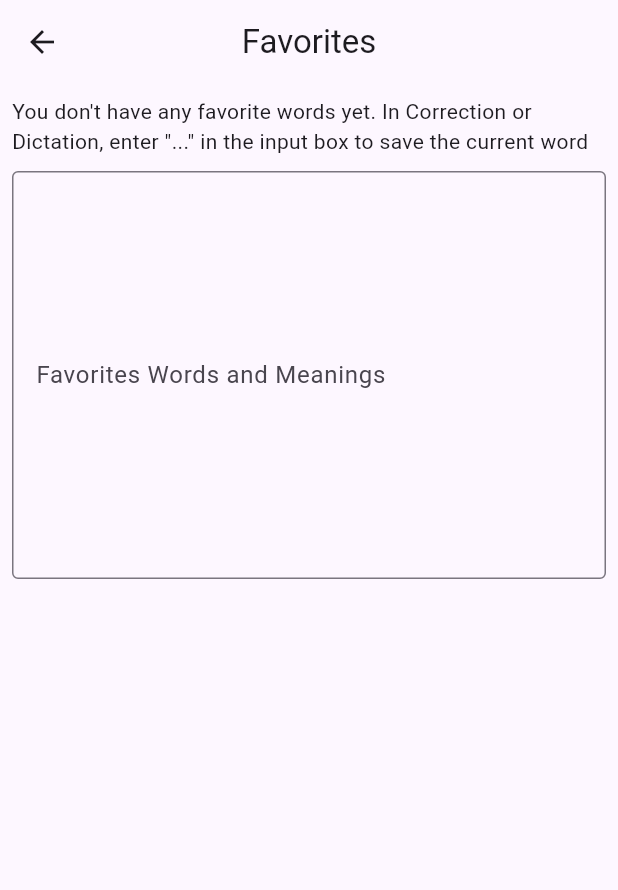
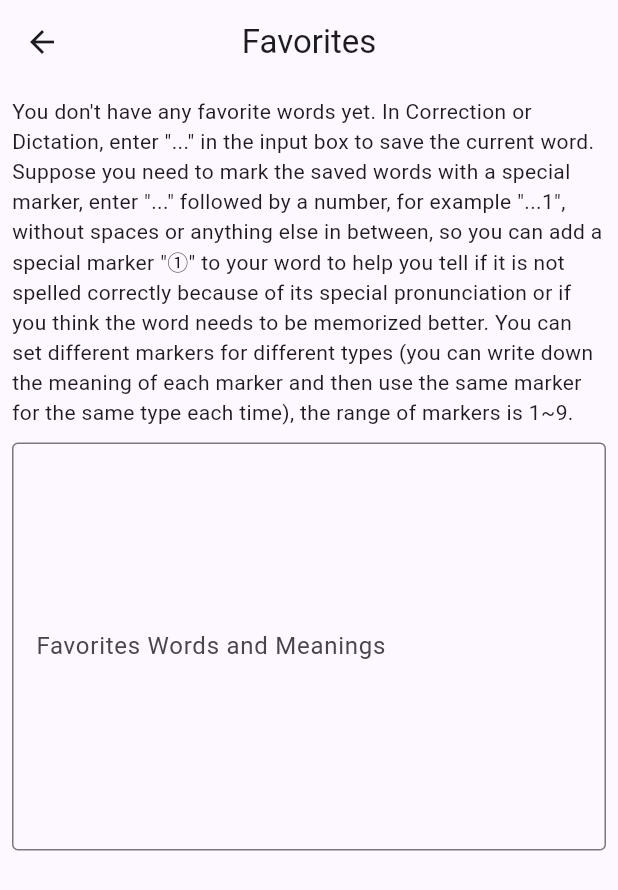
Before and after one commit to gaowanliang/Word-Dictation-and-Correction, a Flutter app: the screen it shows after launch, after a tap on the "star rate" icon, on a phone screen of 412 x 824 dp. Shown: the top 890 px of the screen. Run offline on Flutter 3.47's test engine with Material 2 defaults, Android fonts, the phone set to English and light mode, and no system bars; our stand-ins replace badges, firebase_analytics, firebase_core, flutter_smart_dialog, flutter_svg, flutter_tts and 3 more; accounts and stored records are empty; generated files the repository leaves out were written again.

Commit message:
add favorite markers

```diff
--- a/lib/screen/collection/favorites_screen.dart
+++ b/lib/screen/collection/favorites_screen.dart
@@ -19,7 +19,7 @@ class FavoritesScreen extends StatelessWidget {
           children: [
             if (_editCtrl.text.isEmpty)
               const Text(
-                  "You don't have any favorite words yet. In Correction or Dictation, enter \"...\" in the input box to save the current word"),
+                  "You don't have any favorite words yet. In Correction or Dictation, enter \"...\" in the input box to save the current word. Suppose you need to mark the saved words with a special marker, enter \"...\" followed by a number, for example \"...1\", without spaces or anything else in between, so you can add a special marker \"①\" to your word to help you tell if it is not spelled correctly because of its special pronunciation or if you think the word needs to be memorized better. You can set different markers for different types (you can write down the meaning of each marker and then use the same marker for the same type each time), the range of markers is 1~9."),
             const SizedBox(height: 10),
             TextField(
               controller: _editCtrl,
--- a/lib/screen/main/main_screen.dart
+++ b/lib/screen/main/main_screen.dart
@@ -40,6 +40,7 @@ class _MainScreenState extends State<MainScreen> with WidgetsBindingObserver {
   final _formKey = GlobalKey<FormState>();
   final _wordInputController = TextEditingController();
   var focusNode = FocusNode();
+  var isFavorite = false.obs;
 
   @override
   initState() {
@@ -113,17 +114,41 @@ class _MainScreenState extends State<MainScreen> with WidgetsBindingObserver {
     homeCtrl.ttsLanguages.value = languages;
   }
 
+  void favoritedWord(int type) {
+    if (homeCtrl.favoritesWordList.contains(
+        "${homeCtrl.wordList[0]}${homeCtrl.separator.value}${homeCtrl.wordMeaningList[0]}")) {
+      SmartDialog.showToast("This word is already in the Favorites list");
+    } else {
+      SmartDialog.showToast(
+          "Successfully collected, click on the \"star\" icon in the upper right corner to view");
+
+      // 将数字转换为带圈数字，例如：1 -> ①
+      var circularNumber = ["①", "②", "③", "④", "⑤", "⑥", "⑦", "⑧", "⑨"];
+      String wordType = "";
+      if (type > 0 && type < 10) {
+        wordType = "　${circularNumber[type - 1]}";
+      }
+
+      homeCtrl.favoritesWordList.add(
+          "${homeCtrl.wordList[0]}${homeCtrl.separator.value}${homeCtrl.wordMeaningList[0]}$wordType");
+      isFavorite.value = true;
+    }
+  }
+
   void _submitForm() {
     if (_wordInputController.text == homeCtrl.wordList[0]) {
       if (homeCtrl.remainInputTimes.value == 1) {
         if (!homeCtrl.isBlur.value ||
             (homeCtrl.isBlur.value && wordBlur.value)) {
+          // 最后一个词输入正确
           homeCtrl.wordList.removeAt(0);
           homeCtrl.wordMeaningList.removeAt(0);
           homeCtrl.remainInputTimes.value = homeCtrl.correctTimes.value;
           wordBlur.value = homeCtrl.isBlur.value ? true : false;
           speakAllowed.value = true;
+          isFavorite.value = false;
         } else if (homeCtrl.isBlur.value && !wordBlur.value) {
+          // 最后一个词输入正确，但是没有模糊
           wordBlur.value = homeCtrl.isBlur.value ? true : false;
         }
         _wordInputController.clear();
@@ -142,18 +167,15 @@ class _MainScreenState extends State<MainScreen> with WidgetsBindingObserver {
 
       _speak(homeCtrl.wordList[0]);
     } else {
+      // 用正则表达式判断是否是“...\d”这种格式
+      RegExp regExp = RegExp(r"\.{3}\d");
+      if (regExp.hasMatch(_wordInputController.text)) {
+        var type = int.parse(_wordInputController.text.substring(3));
+        favoritedWord(type);
+      } else {
         switch (_wordInputController.text) {
           case "...":
-          if (homeCtrl.favoritesWordList.contains(
-              "${homeCtrl.wordList[0]}${homeCtrl.separator.value}${homeCtrl.wordMeaningList[0]}")) {
-            SmartDialog.showToast("This word is already in the Favorites list");
-          } else {
-            SmartDialog.showToast(
-                "Successfully collected, click on the \"star\" icon in the upper right corner to view");
-
-            homeCtrl.favoritesWordList.add(
-                "${homeCtrl.wordList[0]}${homeCtrl.separator.value}${homeCtrl.wordMeaningList[0]}");
-          }
+            favoritedWord(0);
             break;
           case "":
             SmartDialog.showToast('Please enter the word');
@@ -161,6 +183,7 @@ class _MainScreenState extends State<MainScreen> with WidgetsBindingObserver {
           default:
             wordBlur.value = false;
             SmartDialog.showToast('Wrong answer, please try again');
+        }
       }
 
       _wordInputController.clear();
@@ -383,7 +406,12 @@ class _MainScreenState extends State<MainScreen> with WidgetsBindingObserver {
                               decoration: InputDecoration(
                                 labelText: 'Enter the word',
                                 labelStyle: GoogleFonts.notoSans(
-                                    textStyle: const TextStyle(fontSize: 20)),
+                                    textStyle: TextStyle(
+                                  fontSize: 20,
+                                  color: isFavorite.value
+                                      ? const Color(0xfff1c40f)
+                                      : Theme.of(context).colorScheme.primary,
+                                )),
                                 enabledBorder: OutlineInputBorder(
                                   borderSide: BorderSide(
                                     color:
@@ -394,8 +422,9 @@ class _MainScreenState extends State<MainScreen> with WidgetsBindingObserver {
                                 ),
                                 focusedBorder: OutlineInputBorder(
                                   borderSide: BorderSide(
-                                    color:
-                                        Theme.of(context).colorScheme.primary,
+                                    color: isFavorite.value
+                                        ? const Color(0xfff1c40f)
+                                        : Theme.of(context).colorScheme.primary,
                                     width: 2,
                                   ),
                                   borderRadius: BorderRadius.circular(10),
```
Also changed, not shown: pubspec.lock, 2 other files. Lines whose indentation alone changed are shown as unchanged.
